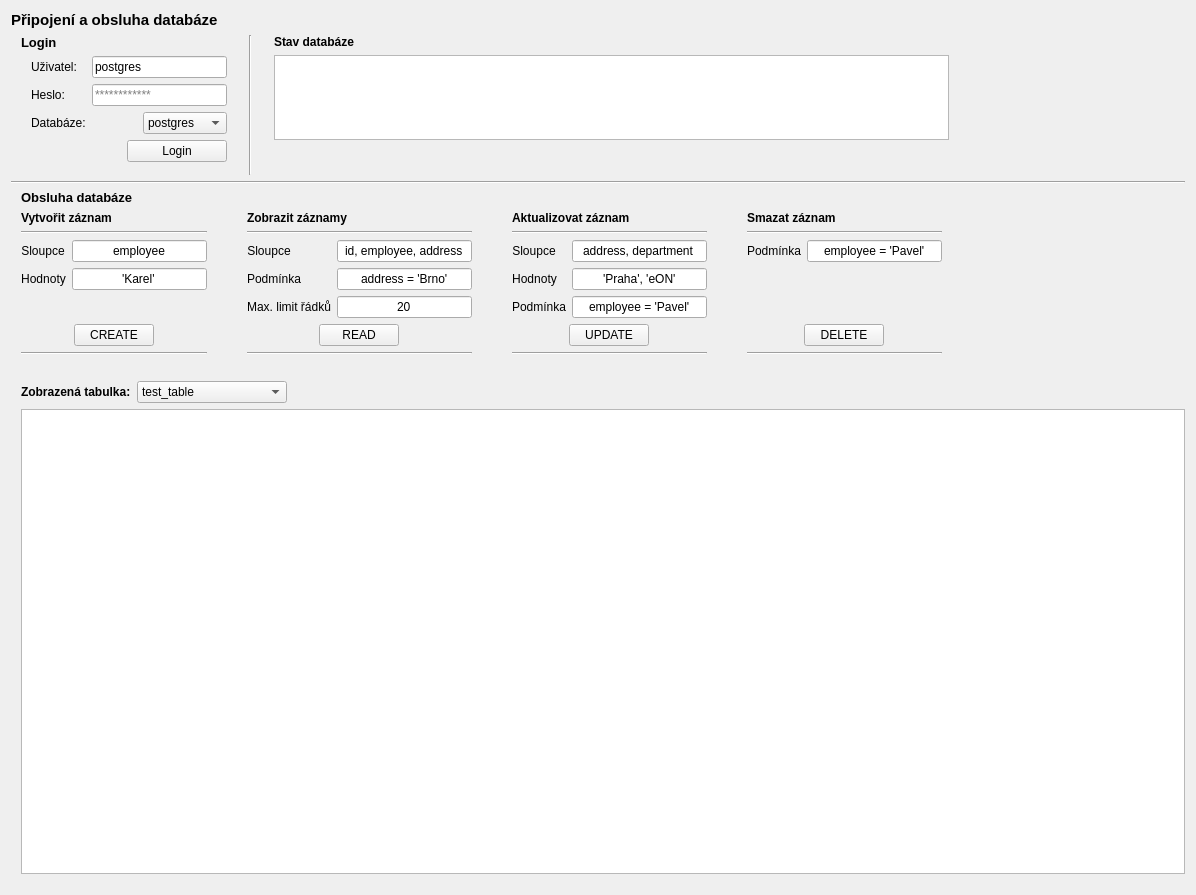
Old version of the form UIs/DatabaseTab.ui in the repository stejskald/Test-Station-QtDesktopApp.
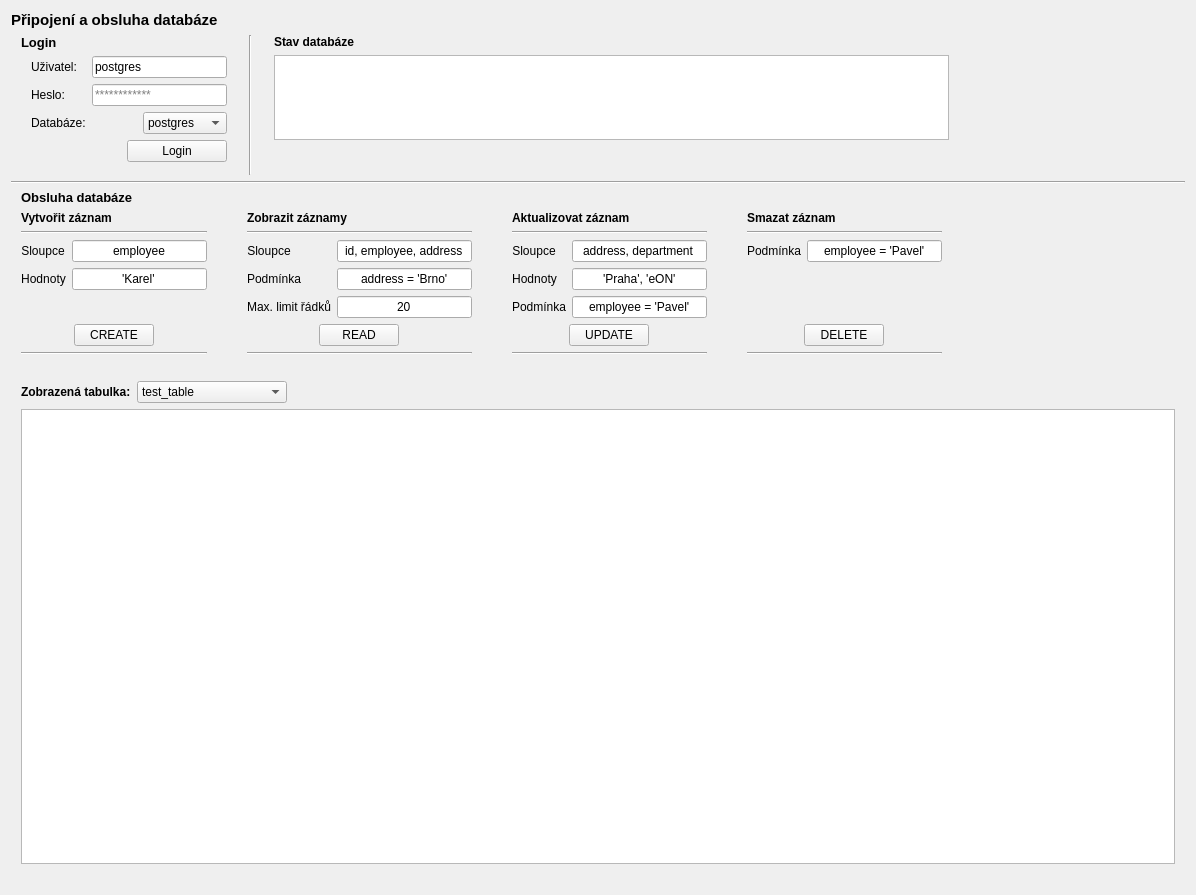
New version of the form.

```diff
--- a/UIs/DatabaseTab.ui
+++ b/UIs/DatabaseTab.ui
@@ -1135,6 +1135,12 @@
      <property name="topMargin">
       <number>20</number>
      </property>
+     <property name="rightMargin">
+      <number>10</number>
+     </property>
+     <property name="bottomMargin">
+      <number>10</number>
+     </property>
      <item>
       <layout class="QGridLayout" name="gLayoutTableViewed">
        <property name="leftMargin">
```
Left out of the diff: 35 changed lines with no effect on the pictures.
